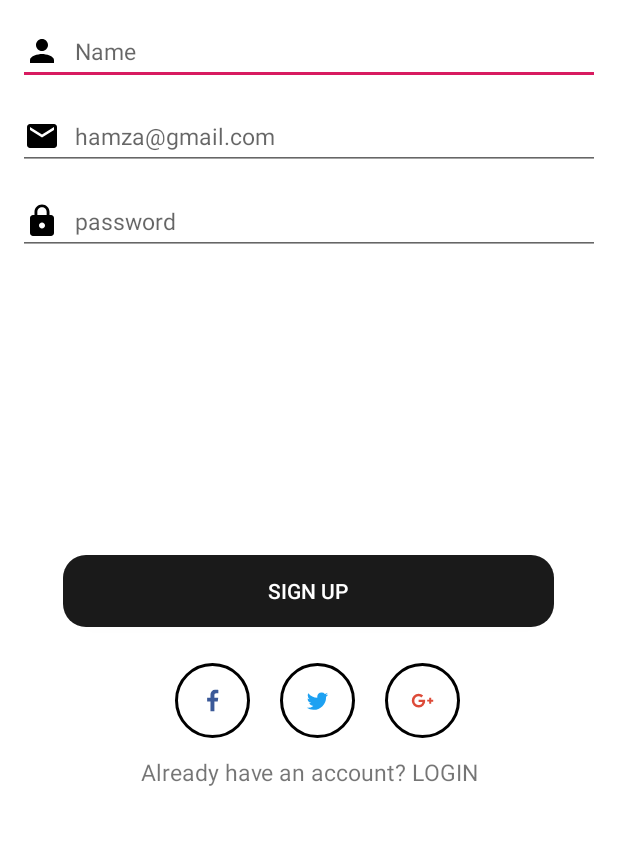
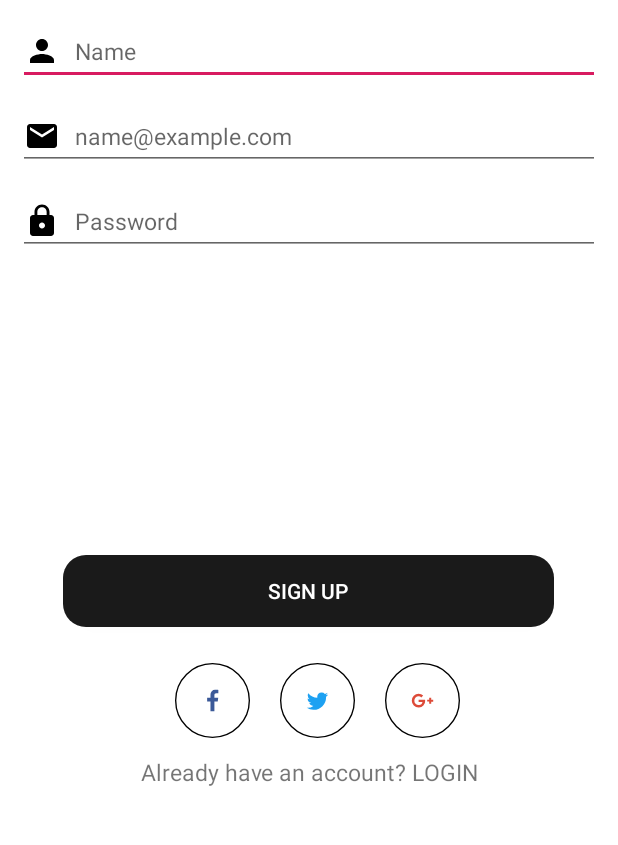
Before and after one commit to noumannaseer/editme-android, an Android app: the screen it shows after launch (SignUp), after a tap on an icon or button, on a phone screen of 412 x 824 dp, the part 171-1016 px from its top. Run offline under Robolectric (Android 15) with nearby library versions, the phone set to English and light mode, and no system bars.

Commit message:
updated changes and updated git ignore

```diff
--- a/app/src/main/java/com/example/editme/Homefragment.java
+++ b/app/src/main/java/com/example/editme/HomeFragment.java
@@ -11,10 +11,11 @@ import android.view.ViewGroup;
 /**
  * A simple {@link Fragment} subclass.
  */
-public class Homefragment extends Fragment {
+public class HomeFragment
+        extends Fragment {
 
 
-    public Homefragment() {
+    public HomeFragment() {
         // Required empty public constructor
     }
 
--- a/app/src/main/java/com/example/editme/Pastorderlist.java
+++ b/app/src/main/java/com/example/editme/Pastorderlist.java
@@ -1,6 +1,5 @@
 package com.example.editme;
 
-import android.content.Intent;
 import android.support.design.widget.BottomNavigationView;
 import android.support.v4.app.Fragment;
 import android.support.v4.app.FragmentTransaction;
@@ -52,7 +51,7 @@ public class Pastorderlist extends AppCompatActivity {
             switch (item.getItemId())
             {
                 case R.id.action_news:
-                    loadFragment( new Homefragment());
+                    loadFragment( new HomeFragment());
                     return true;
                 case R.id.action_person:
                     loadFragment(new OrderFragment());
--- a/app/src/main/java/com/example/editme/SignUp.java
+++ b/app/src/main/java/com/example/editme/SignUp.java
@@ -1,8 +1,8 @@
 package com.example.editme;
 
 import android.content.Intent;
+import android.os.Bundle;
 import android.support.v7.app.AppCompatActivity;
-import android.os.Bundle;
 import android.support.v7.widget.Toolbar;
 import android.view.Menu;
 import android.view.MenuItem;
@@ -10,21 +10,27 @@ import android.view.View;
 import android.widget.Button;
 import android.widget.EditText;
 import android.widget.TextView;
-import android.widget.Toast;
 
-public class SignUp extends AppCompatActivity {
+//************************************************
+public class SignUp extends AppCompatActivity
+//************************************************
+{
     private Button button;
     private Toolbar mTopToolbar;
     private TextView gotologin;
     private EditText Name;
     private EditText Email;
     private EditText password;
+
+    //************************************************
     @Override
-    protected void onCreate(Bundle savedInstanceState) {
+    protected void onCreate(Bundle savedInstanceState)
+    //************************************************
+    {
         super.onCreate(savedInstanceState);
         setContentView(R.layout.activity_sign_up);
 
-        button = findViewById(R.id.btn1);
+        button = findViewById(R.id.btn_signup);
         gotologin = findViewById(R.id.login);
         mTopToolbar = findViewById(R.id.toolbar);
         Name = findViewById(R.id.Name);
@@ -33,39 +39,55 @@ public class SignUp extends AppCompatActivity {
         setSupportActionBar(mTopToolbar);
         getSupportActionBar().setDisplayShowTitleEnabled(false);
 
-        button.setOnClickListener(new View.OnClickListener() {
+        button.setOnClickListener(new View.OnClickListener()
+        {
             @Override
-            public void onClick(View v) {
+            public void onClick(View v)
+            {
                 Intent i = new Intent(SignUp.this, LoginActivity.class);
                 startActivity(i);
             }
         });
-        gotologin.setOnClickListener(new View.OnClickListener() {
+        gotologin.setOnClickListener(new View.OnClickListener()
+        {
             @Override
-            public void onClick(View v) {
-                gotoLOginScreen();
+            public void onClick(View v)
+            {
+                goToLoginScreen();
             }
         });
     }
 
-    private void gotoLOginScreen() {
-        Intent loginScreen = new Intent(SignUp.this,LoginActivity.class);
+    //************************************************
+    private void goToLoginScreen()
+    //************************************************
+    {
+        Intent loginScreen = new Intent(SignUp.this, LoginActivity.class);
         startActivity(loginScreen);
     }
 
-    public boolean onCreateOptionsMenu(Menu menu) {
+
+    //************************************************
+    public boolean onCreateOptionsMenu(Menu menu)
+    //************************************************
+    {
         // Inflate the menu; this adds items to the action bar if it is present.
         getMenuInflater().inflate(R.menu.menu_main, menu);
         return true;
     }
 
-    public boolean onOptionsItemSelected(MenuItem item) {
-        switch (item.getItemId()) {
-            case android.R.id.home:
-                finish();
-                return true;
-            default:
-                return super.onOptionsItemSelected(item);
+
+    //************************************************
+    public boolean onOptionsItemSelected(MenuItem item)
+    //************************************************
+    {
+        switch (item.getItemId())
+        {
+        case android.R.id.home:
+            finish();
+            return true;
+        default:
+            return super.onOptionsItemSelected(item);
         }
     }
 }
--- a/app/src/main/java/com/example/editme/SplashActivity.java
+++ b/app/src/main/java/com/example/editme/SplashActivity.java
@@ -1,33 +1,32 @@
 package com.example.editme;
 
 import android.content.Intent;
+import android.os.Bundle;
 import android.os.Handler;
 import android.support.v7.app.AppCompatActivity;
-import android.os.Bundle;
 
-public class SplashActivity extends AppCompatActivity {
-    private static int Splash_Time_Out = 4000;
+public class SplashActivity
+        extends AppCompatActivity
+{
+    private static int SPLASH_TIME_OUT = 2000;
+
     @Override
-    protected void onCreate(Bundle savedInstanceState) {
+    protected void onCreate(Bundle savedInstanceState)
+    {
         super.onCreate(savedInstanceState);
-        setContentView(R.layout.activity_main);
-        new Handler().postDelayed(new Runnable() {
+        setContentView(R.layout.splash);
+        new Handler().postDelayed(new Runnable()
+        {
             @Override
-            public void run() {
+            public void run()
+            {
                 Intent homeIntent = new Intent(SplashActivity.this, WelcomeActivity.class);
                 startActivity(homeIntent);
                 finish();
 
-
             }
-        },Splash_Time_Out);
-
-
-
+        }, SPLASH_TIME_OUT);
 
     }
 
-
-
-
 }
--- a/app/src/main/res/drawable/facebook.xml
+++ b/app/src/main/res/drawable/facebook.xml
@@ -23,7 +23,7 @@
             android:translateY="449">
             <path
                 android:pathData="M55.5 28A27.5 27.5 0 0 1 0.5 28A27.5 27.5 0 0 1 55.5 28Z"
-                android:strokeColor="#2E1A1A1A"
+                android:strokeColor="#000"
                 android:strokeWidth="1" />
         </group>
     </group>
--- a/app/src/main/res/drawable/g_.xml
+++ b/app/src/main/res/drawable/g_.xml
@@ -11,7 +11,7 @@
             android:translateY="449">
             <path
                 android:pathData="M55.5 28A27.5 27.5 0 0 1 0.5 28A27.5 27.5 0 0 1 55.5 28Z"
-                android:strokeColor="#241A1A1A"
+                android:strokeColor="#000"
                 android:strokeWidth="1" />
         </group>
         <group
--- a/app/src/main/res/drawable/twitter.xml
+++ b/app/src/main/res/drawable/twitter.xml
@@ -23,7 +23,7 @@
             android:translateY="449">
             <path
                 android:pathData="M55.5 28A27.5 27.5 0 0 1 0.5 28A27.5 27.5 0 0 1 55.5 28Z"
-                android:strokeColor="#301A1A1A"
+                android:strokeColor="#000"
                 android:strokeWidth="1" />
         </group>
     </group>
--- a/app/src/main/res/layout/activity_sign_up.xml
+++ b/app/src/main/res/layout/activity_sign_up.xml
@@ -12,8 +12,7 @@
         android:layout_width="match_parent"
         android:layout_height="?attr/actionBarSize"
         android:background="@color/colorPrimary"
-        app:navigationIcon="@drawable/ic_arrow_back_black_24dp"
-       >
+        app:navigationIcon="@drawable/ic_arrow_back_black_24dp">
 
         <TextView
             android:id="@+id/toolbar_title"
@@ -27,12 +26,11 @@
     </android.support.v7.widget.Toolbar>
 
 
-
     <LinearLayout
         android:layout_width="match_parent"
         android:layout_height="match_parent"
+        android:background="@color/colorPrimary"
         android:orientation="vertical"
-        android:background="@color/colorPrimary"
         android:padding="12dp">
 
         <TextView
@@ -78,7 +76,7 @@
                 android:layout_marginTop="12dp"
                 android:drawableLeft="@drawable/ic_email_black_24dp"
                 android:drawablePadding="10dp"
-                android:hint="hamza@gmail.com"
+                android:hint="name@example.com"
                 android:inputType="textEmailAddress"
                 android:textSize="15dp"
 
@@ -98,7 +96,7 @@
                 android:layout_marginTop="12dp"
                 android:drawableLeft="@drawable/ic_lock_black_24dp"
                 android:drawablePadding="10dp"
-                android:hint="password"
+                android:hint="Password"
                 android:inputType="textPassword"
                 android:textSize="15dp"
 
@@ -106,11 +104,11 @@
         </LinearLayout>
 
         <Button
-            android:id="@+id/btn1"
+            android:id="@+id/btn_signup"
             android:layout_width="327dp"
             android:layout_height="48dp"
+            android:layout_alignParentBottom="true"
             android:layout_gravity="center"
-            android:layout_alignParentBottom="true"
             android:layout_marginTop="200dp"
             android:background="@drawable/buttonshape"
             android:text="SIGN UP"
@@ -125,45 +123,41 @@
 
             >
 
-            <de.hdodenhof.circleimageview.CircleImageView xmlns:app="http://schemas.android.com/apk/res-auto"
-                android:id="@+id/facebook"
+            <ImageView android:id="@+id/facebook"
+                xmlns:app="http://schemas.android.com/apk/res-auto"
                 android:layout_width="50dp"
                 android:layout_height="50dp"
                 android:layout_marginLeft="11dp"
                 android:layout_marginTop="12dp"
-                android:src="@drawable/facebook"
-                app:civ_border_color="#FF000000"
-                app:civ_border_width="2dp" />
+                android:src="@drawable/facebook" />
 
-            <de.hdodenhof.circleimageview.CircleImageView xmlns:app="http://schemas.android.com/apk/res-auto"
-                android:id="@+id/twitter"
+            <ImageView android:id="@+id/twitter"
+                xmlns:app="http://schemas.android.com/apk/res-auto"
                 android:layout_width="50dp"
                 android:layout_height="50dp"
                 android:layout_marginLeft="20dp"
                 android:layout_marginTop="12dp"
                 android:src="@drawable/twitter"
-                app:civ_border_color="#FF000000"
-                app:civ_border_width="2dp" />
 
-            <de.hdodenhof.circleimageview.CircleImageView xmlns:app="http://schemas.android.com/apk/res-auto"
-                android:id="@+id/googleplus"
+                />
+
+            <ImageView android:id="@+id/googleplus"
+                xmlns:app="http://schemas.android.com/apk/res-auto"
                 android:layout_width="50dp"
                 android:layout_height="50dp"
                 android:layout_marginLeft="20dp"
                 android:layout_marginTop="12dp"
-                android:src="@drawable/g_"
-                app:civ_border_color="#FF000000"
-                app:civ_border_width="2dp" />
+                android:src="@drawable/g_" />
 
         </LinearLayout>
 
         <TextView
+            android:id="@+id/login"
             android:layout_width="match_parent"
             android:layout_height="wrap_content"
             android:layout_marginTop="12dp"
             android:text="Already have an account? LOGIN"
             android:textAlignment="center"
-            android:id="@+id/login"
             android:textSize="15sp" />
 
 
--- a/app/src/main/res/layout/fragment_homefragment.xml
+++ b/app/src/main/res/layout/fragment_homefragment.xml
@@ -3,7 +3,7 @@
     xmlns:tools="http://schemas.android.com/tools"
     android:layout_width="match_parent"
     android:layout_height="match_parent"
-    tools:context=".Homefragment">
+    tools:context=".HomeFragment">
 
     <!-- TODO: Update blank fragment layout -->
     <TextView
```
Also changed, not shown: app/src/main/java/com/example/editme/LoginActivity.java (+29 -19 lines), app/src/main/java/com/example/editme/RecoveryEmailActivity.java (+17 -10 lines), app/src/main/res/layout/splash.xml (renamed from app/src/main/res/layout/activity_main.xml, +3 -12 lines), 1 other file.
